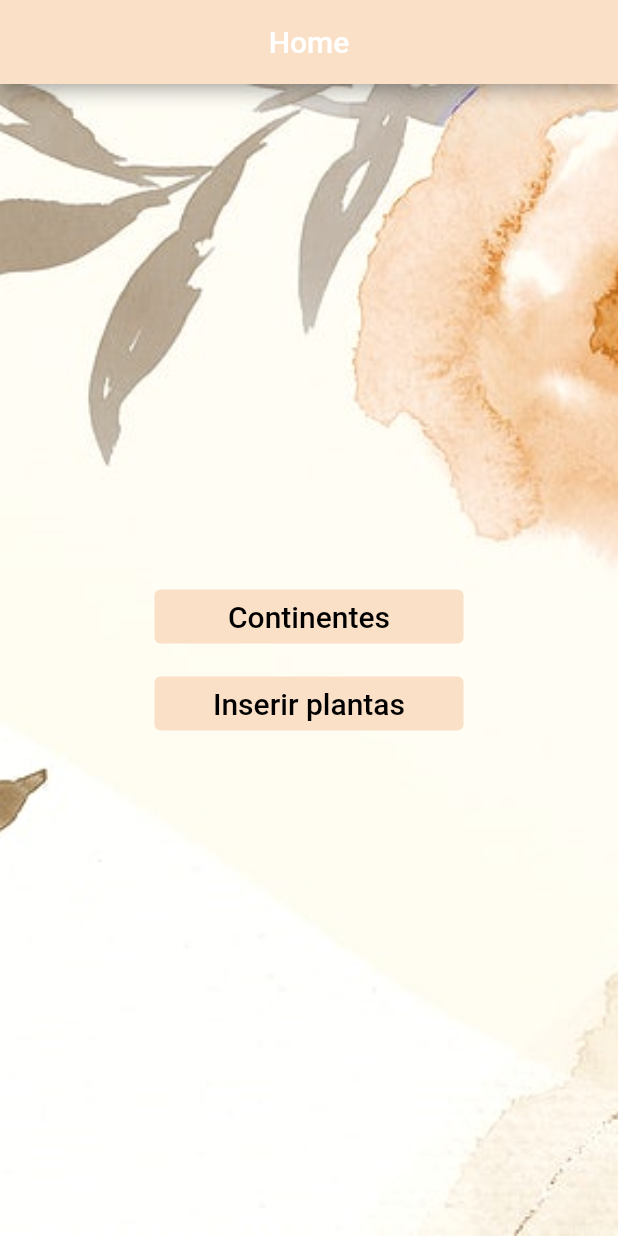
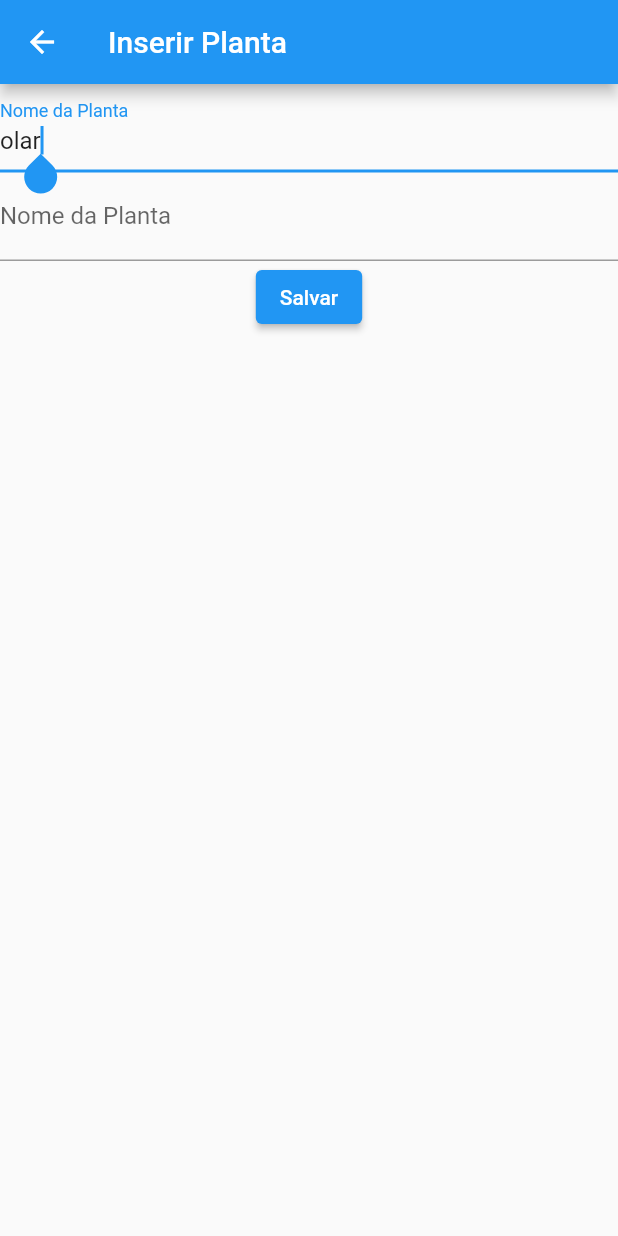
Before and after one commit to Douglas-av/APS-8_app, a Flutter app: the screen it shows after launch, after a tap on "Inserir plantas", on a phone screen of 412 x 824 dp. Run offline on Flutter 3.47's test engine with Material 2 defaults, Android fonts, the phone set to English and light mode, and no system bars; network calls fail.

Commit message:
Elaborando tela de novas plantas

```diff
--- a/lib/main.dart
+++ b/lib/main.dart
@@ -1,5 +1,6 @@
 import 'package:app_plantas_aps8/pages/continentes.dart';
 import 'package:app_plantas_aps8/pages/home.dart';
+import 'package:app_plantas_aps8/pages/inserir_planta.dart';
 import 'package:app_plantas_aps8/pages/planta_info.dart';
 import 'package:app_plantas_aps8/pages/plantas_lista.dart';
 import 'package:app_plantas_aps8/utils/app_routes.dart';
@@ -71,7 +72,7 @@ class _PerguntaAppState extends State<PerguntaApp> {
       routes: {
         AppRoutes.home: (context) => Home(),
         AppRoutes.continentes: (context) => Continentes(),
-        // AppRoutes.nova_planta: (context) => PlantaInfo(),
+        AppRoutes.novaPlanta: (context) => InserirPlanta(),
         AppRoutes.plantaLista: (context) => PlantaLista(),
         AppRoutes.plantaInfo: (context) => PlantaInfo(),
       },
--- a/lib/pages/home.dart
+++ b/lib/pages/home.dart
@@ -12,7 +12,7 @@ class Home extends StatelessWidget {
 
   void _selectInserirPlanta(BuildContext context) {
     Navigator.of(context).pushNamed(
-      AppRoutes.nova_planta,
+      AppRoutes.novaPlanta,
     );
   }
 
@@ -73,7 +73,7 @@ class Home extends StatelessWidget {
                   backgroundColor: MaterialStateProperty.all<Color>(Color.fromRGBO(250, 224, 199, 1)),
                   elevation: MaterialStateProperty.all<double>(0),
                 ),
-                onPressed: () => print('Inserir plantas'),
+                onPressed: () => _selectInserirPlanta(context),
                 child: Row(
                   mainAxisAlignment: MainAxisAlignment.center,
                   children: [
--- /dev/null
+++ b/lib/pages/inserir_planta.dart
@@ -0,0 +1,53 @@
+import 'package:flutter/cupertino.dart';
+import 'package:flutter/material.dart';
+
+class InserirPlanta extends StatelessWidget {
+  @override
+  Widget build(BuildContext context) {
+    return Scaffold(
+      appBar: AppBar(
+        title: Text("Inserir Planta"),
+      ),
+      body: Form(
+        child: Container(
+          child: Column(
+            children: [
+              TextFormField(
+                autofocus: true,
+                initialValue: "olar",
+
+                decoration: InputDecoration(
+                  labelText: 'Nome da Planta',
+                ),
+                validator: (value) {
+                  if (value!.isEmpty) {
+                    return 'Insira o nome da Planta';
+                  }
+                  return null;
+                },
+              ),
+              TextFormField(
+                decoration: InputDecoration(
+                  labelText: 'Nome da Planta',
+                ),
+                validator: (value) {
+                  if (value!.isEmpty) {
+                    return 'Insira o nome da Planta';
+                  }
+                  return null;
+                },
+              ),
+              ElevatedButton(
+                onPressed: () {
+                  print('oi');
+                  Navigator.pop(context);
+                },
+              child: Text('Salvar'),
+              ),
+            ],
+          ),
+        ),
+      ),
+    );
+  }
+}
--- a/lib/utils/app_routes.dart
+++ b/lib/utils/app_routes.dart
@@ -1,7 +1,7 @@
 class AppRoutes {
   static const home = "/";
   static const continentes = "/continentes";
-  static const nova_planta = "/nova_planta";
+  static const novaPlanta = "/nova_planta";
   static const plantaLista = "/lista_plantas";
   static const plantaInfo = "/planta_info";
 }
```
